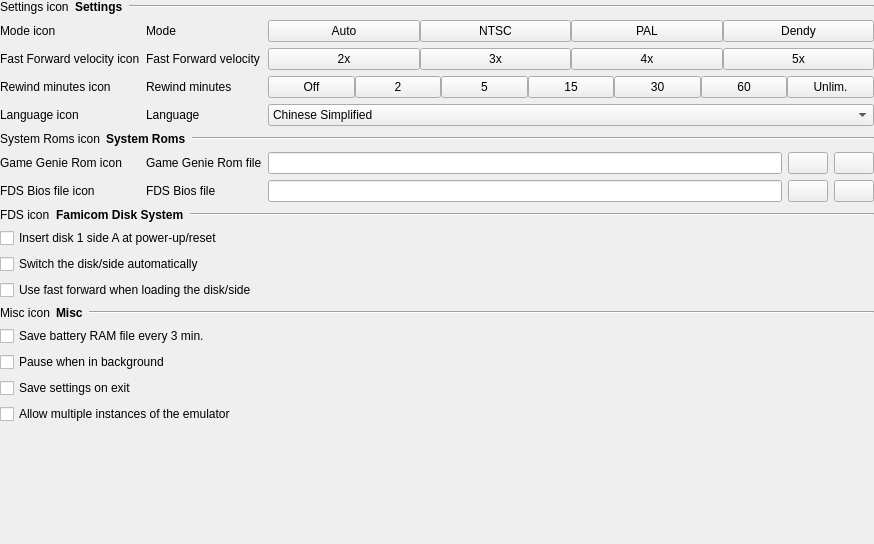
punesemu/puNES, file src/gui/designer/wdgSettingsGeneral.ui: the form before one commit.
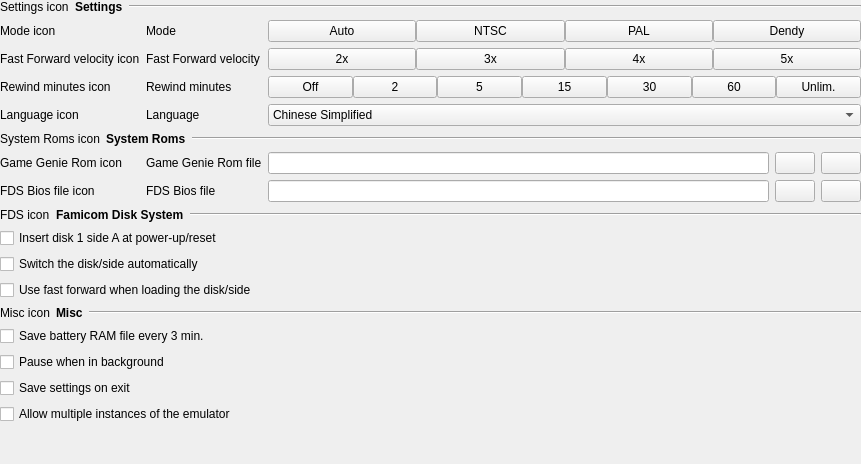
The form after the commit. Icons and pictures are not drawn.

```diff
--- a/src/gui/designer/wdgSettingsGeneral.ui
+++ b/src/gui/designer/wdgSettingsGeneral.ui
@@ -6,8 +6,8 @@
    <rect>
     <x>0</x>
     <y>0</y>
-    <width>874</width>
-    <height>544</height>
+    <width>861</width>
+    <height>464</height>
    </rect>
   </property>
   <property name="focusPolicy">
```
